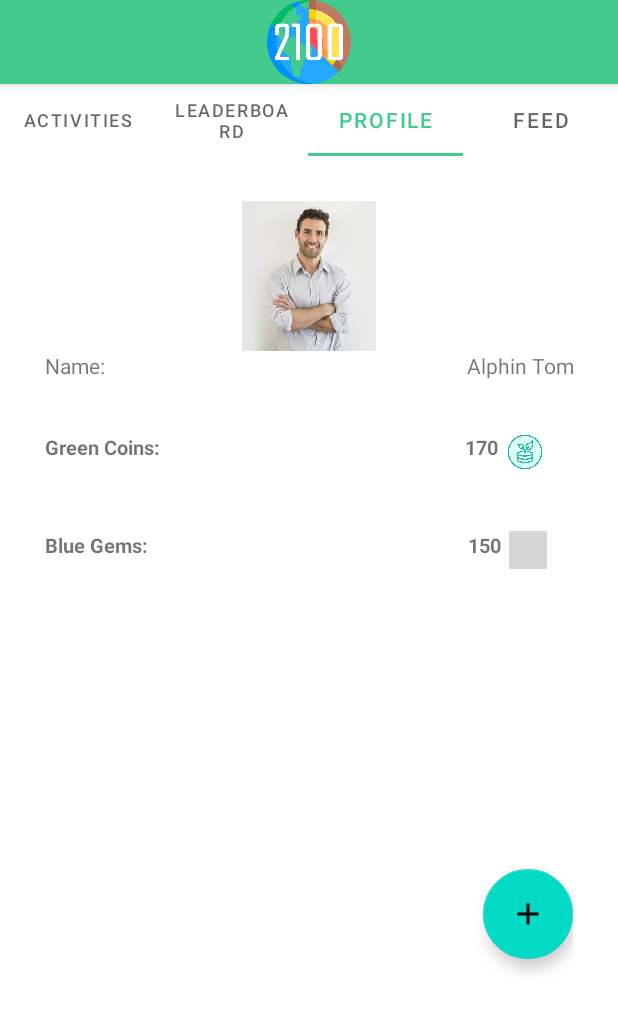
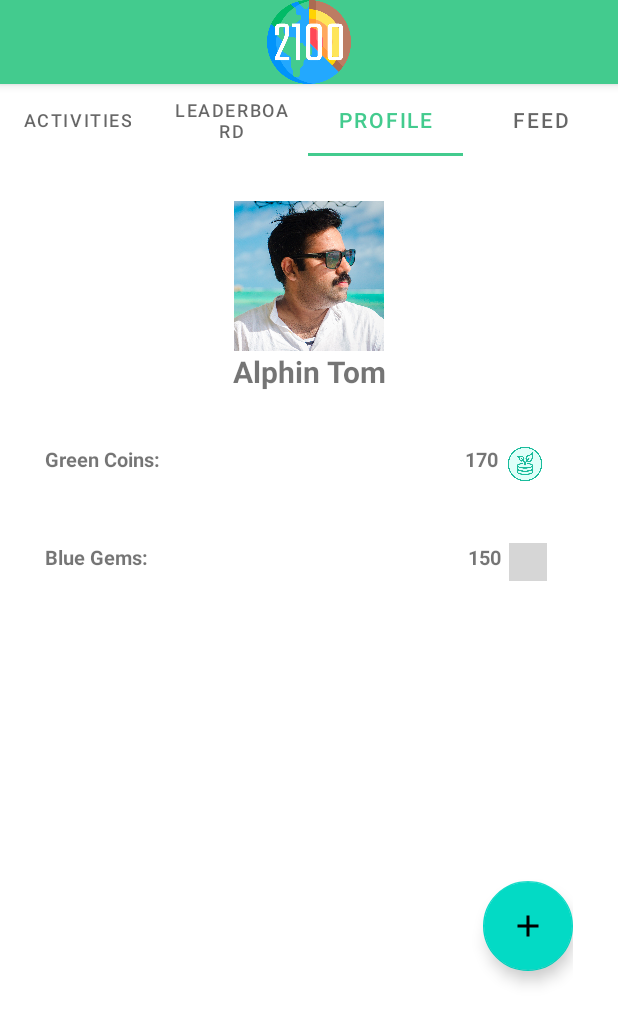
Before and after one commit to msc94/hackatum-2021, an Android app: the screen it shows after launch (MainActivity), tab 3 chosen, on a phone screen of 412 x 824 dp. Shown: the top 1024 px of the screen. Run offline under Robolectric (Android 15) with nearby library versions, the phone set to English and light mode, and no system bars; grey boxes are pictures that could not be loaded.

Commit message:
added things

```diff
--- a/app/src/main/java/com/example/co2reductionapp/backend/Backend.java
+++ b/app/src/main/java/com/example/co2reductionapp/backend/Backend.java
@@ -30,7 +30,7 @@ public class Backend {
     private static List<User> createUsers(Resources resources) {
         List<User> users = new ArrayList<>();
 
-        users.add(new User("Alphin Tom", BitmapFactory.decodeResource(resources, R.drawable.example_person)));
+        users.add(new User("Alphin Tom", BitmapFactory.decodeResource(resources, R.drawable.alphin)));
         users.add(new User("Nick", BitmapFactory.decodeResource(resources, R.drawable.example_person)));
         users.add(new User("Rohan Menon", BitmapFactory.decodeResource(resources, R.drawable.example_person)));
         users.add(new User("Marcel Schneider", BitmapFactory.decodeResource(resources, R.drawable.example_person)));
--- a/app/src/main/res/layout/fragment_profile.xml
+++ b/app/src/main/res/layout/fragment_profile.xml
@@ -24,17 +24,14 @@
             android:layout_height="wrap_content">
 
             <TextView
-                android:layout_gravity="left"
-                android:text="Name:"
-                android:layout_height="wrap_content"
-                android:layout_width="wrap_content" />
-
-            <TextView
                 android:id="@+id/name_textview"
                 android:layout_width="match_parent"
                 android:layout_height="wrap_content"
                 android:gravity="right"
-                android:text="Example Name" />
+                android:text="Example Name"
+                android:textAlignment="center"
+                android:textSize="20sp"
+                android:textStyle="bold" />
         </LinearLayout>
 
         <LinearLayout
```
Also changed, not shown: app/src/main/res/drawable/alphin.jpg (added).
